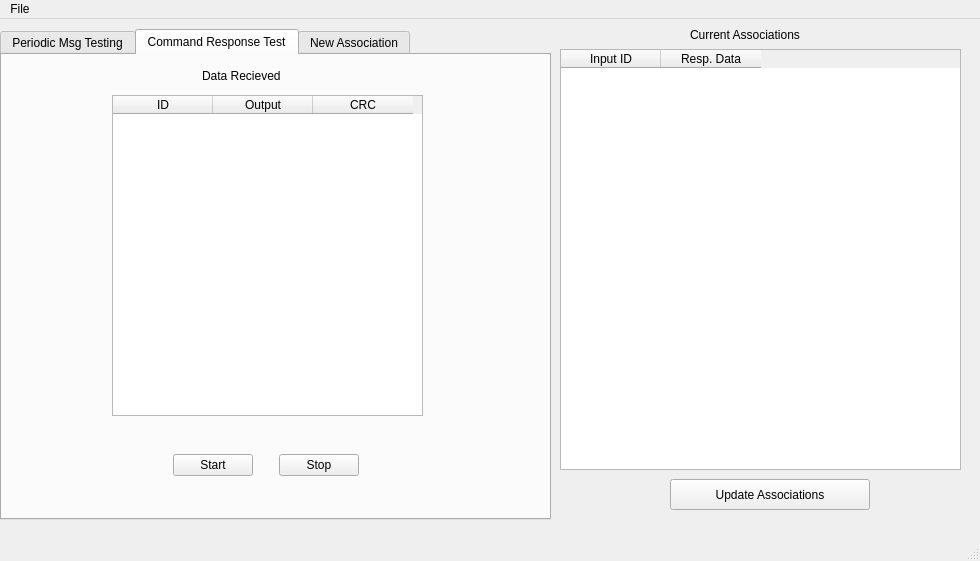
Qt form serialResponseWindow.ui (Joeseidon/Comm-Responder) before a commit.
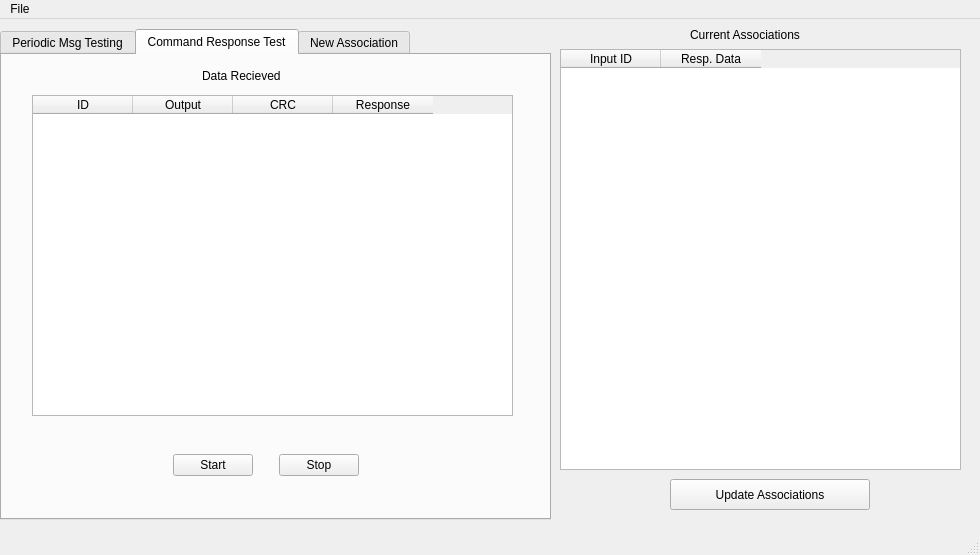
The same form after that commit. The open tabs and pages were chosen to show the change.

Commit message: both op modes are working and display corrected

Diff of the .ui file:
```diff
--- a/serialResponseWindow.ui
+++ b/serialResponseWindow.ui
@@ -7,7 +7,7 @@
     <x>0</x>
     <y>0</y>
     <width>980</width>
-    <height>561</height>
+    <height>555</height>
    </rect>
   </property>
   <property name="windowTitle">
@@ -348,9 +348,9 @@
      <widget class="QTableWidget" name="IOLog">
       <property name="geometry">
        <rect>
-        <x>110</x>
+        <x>30</x>
         <y>40</y>
-        <width>311</width>
+        <width>481</width>
         <height>321</height>
        </rect>
       </property>
@@ -372,6 +372,11 @@
         <string>CRC</string>
        </property>
       </column>
+      <column>
+       <property name="text">
+        <string>Response</string>
+       </property>
+      </column>
      </widget>
      <widget class="QLabel" name="label_11">
       <property name="geometry">
```
Left out of the diff: 8 changed lines with no effect on the pictures. The commit also changes 2 other files.
